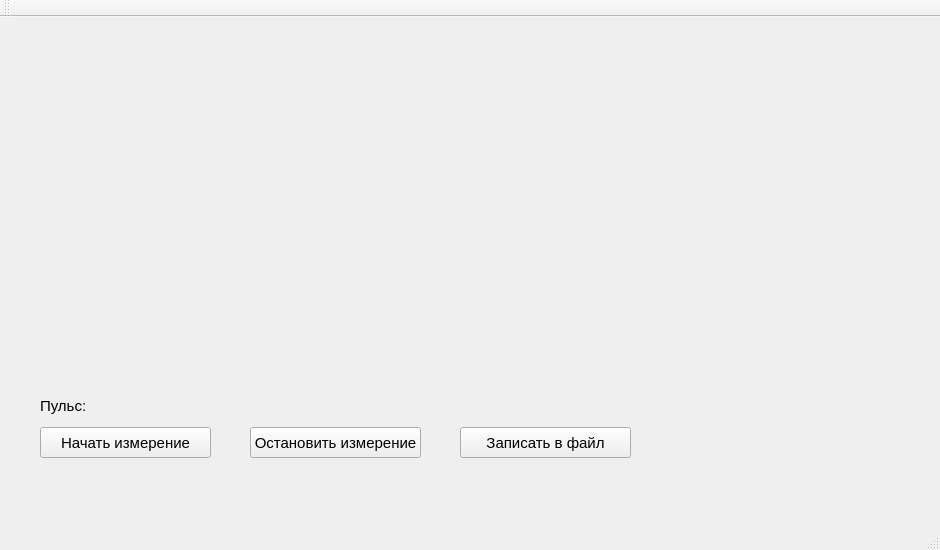
Old version of the form mainwindow.ui in the repository shvedoff/face.
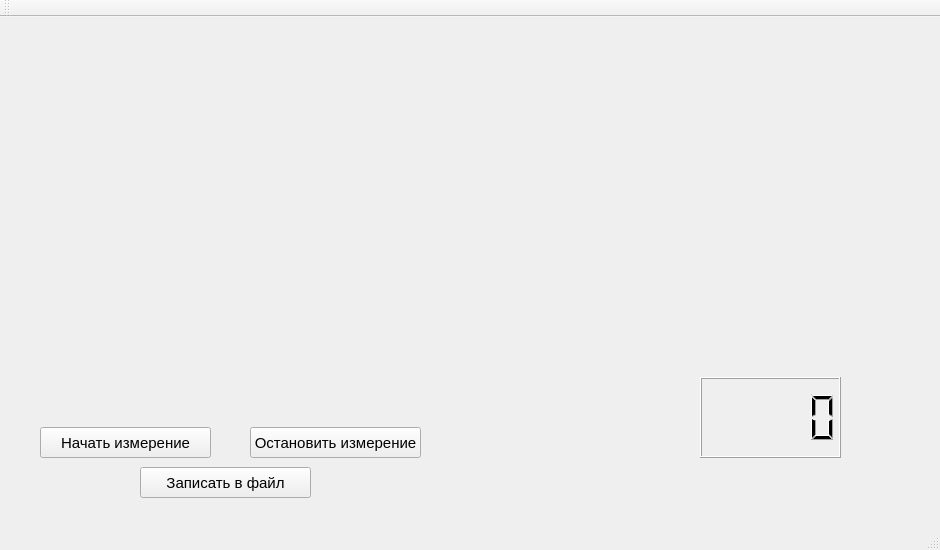
New version of the form. Custom widgets are drawn as their Qt base class.

```diff
--- a/mainwindow.ui
+++ b/mainwindow.ui
@@ -68,24 +68,11 @@
      <string/>
     </property>
    </widget>
-   <widget class="QLabel" name="label_3">
-    <property name="geometry">
-     <rect>
-      <x>40</x>
-      <y>380</y>
-      <width>46</width>
-      <height>17</height>
-     </rect>
-    </property>
-    <property name="text">
-     <string>Пульс:</string>
-    </property>
-   </widget>
    <widget class="QPushButton" name="pushButton_3">
     <property name="geometry">
      <rect>
-      <x>460</x>
-      <y>410</y>
+      <x>140</x>
+      <y>450</y>
       <width>171</width>
       <height>31</height>
      </rect>
@@ -117,6 +104,16 @@
      </rect>
     </property>
    </widget>
+   <widget class="QLCDNumber" name="lcdNumber">
+    <property name="geometry">
+     <rect>
+      <x>700</x>
+      <y>360</y>
+      <width>141</width>
+      <height>81</height>
+     </rect>
+    </property>
+   </widget>
   </widget>
   <widget class="QMenuBar" name="menuBar">
    <property name="geometry">
```
Left out of the diff: 15 changed lines with no effect on the pictures.
